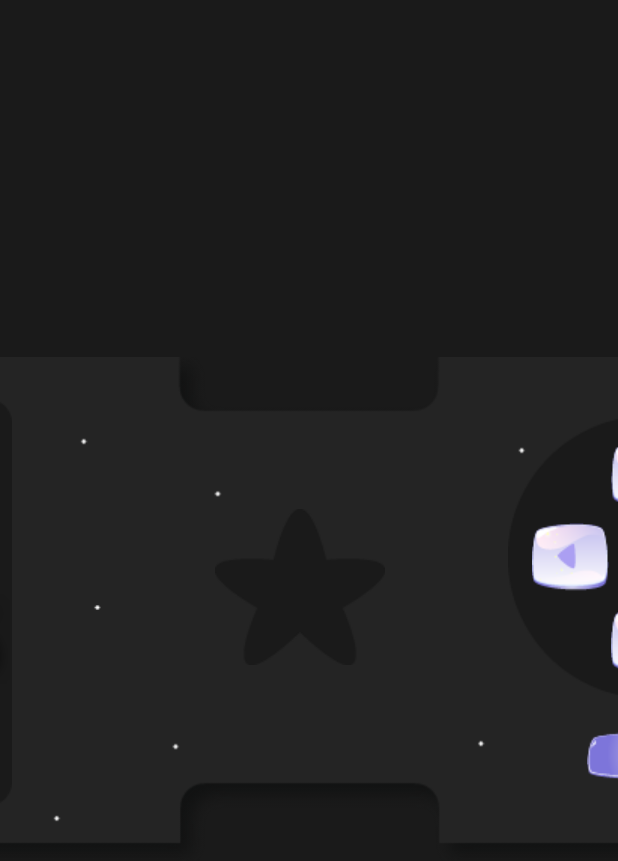
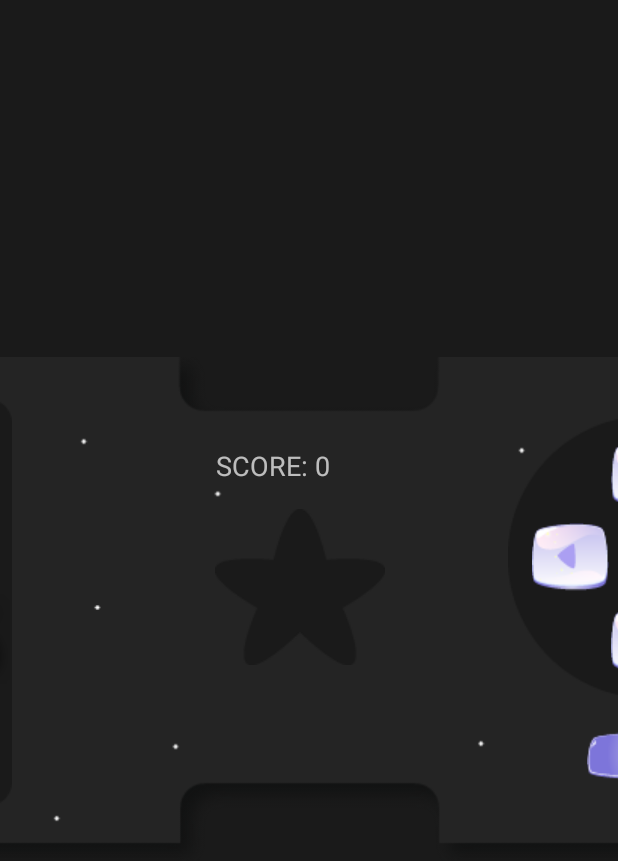
Before and after one commit to nicolaspenagos/client-aliens-vs-humans, an Android app: the ControllerActivity screen opened directly, with no data from a screen before it, on a phone screen of 412 x 824 dp. Shown: the top 861 px of the screen. Run offline under Robolectric (Android 15) with nearby library versions, the phone set to English and light mode, and no system bars; 1 statement that could not run was skipped.

Commit message:
The client node code is finished.

```diff
--- a/app/src/main/java/com/example/client_aliens_vs_humans/ControllerActivity.java
+++ b/app/src/main/java/com/example/client_aliens_vs_humans/ControllerActivity.java
@@ -16,12 +16,14 @@ import android.util.Log;
 import android.view.MotionEvent;
 import android.view.View;
 import android.widget.ImageView;
+import android.widget.TextView;
 
 import com.example.client_aliens_vs_humans.events.OnMessageListener;
 import com.example.client_aliens_vs_humans.model.Player;
 import com.example.client_aliens_vs_humans.tcpmodel.Direction;
 import com.example.client_aliens_vs_humans.tcpmodel.Generic;
 import com.example.client_aliens_vs_humans.tcpmodel.Put;
+import com.example.client_aliens_vs_humans.tcpmodel.Score;
 import com.example.client_aliens_vs_humans.tcpmodel.Star;
 import com.example.client_aliens_vs_humans.tcpmodel.Character;
 import com.google.gson.Gson;
@@ -45,6 +47,7 @@ public class ControllerActivity extends AppCompatActivity implements View.OnTouc
     private ImageView leftArrowButton;
     private ImageView putButton;
     private ImageView starButton;
+    private TextView scoreTextView;
 
     // -------------------------------------
     // Global assets
@@ -76,6 +79,7 @@ public class ControllerActivity extends AppCompatActivity implements View.OnTouc
         leftArrowButton = findViewById(R.id.imageViewLeftArrow);
         putButton = findViewById(R.id.imageViewPut);
         starButton = findViewById(R.id.imageViewStar);
+        scoreTextView = findViewById(R.id.scoreTextView);
 
         player = getIntent().getExtras().getInt("player", 0);
         tcp = TCPConnection.getInstance();
@@ -310,6 +314,14 @@ public class ControllerActivity extends AppCompatActivity implements View.OnTouc
 
                 break;
 
+            case "Score":
+
+                Score score = gson.fromJson(msg, Score.class);
+                int score_ = score.getScore();
+                scoreTextView.setText("SCORE: "+score_);
+
+                break;
+
         }
 
     }
--- a/app/src/main/res/layout/activity_controller.xml
+++ b/app/src/main/res/layout/activity_controller.xml
@@ -136,5 +136,20 @@
             app:layout_constraintTop_toBottomOf="@+id/constraintLayout2"
             app:layout_constraintVertical_bias="0.26"
             app:srcCompat="@drawable/put" />
+
+        <TextView
+            android:id="@+id/scoreTextView"
+            android:layout_width="110dp"
+            android:layout_height="40dp"
+            android:layout_marginStart="166dp"
+            android:layout_marginTop="64dp"
+            android:layout_marginEnd="115dp"
+            android:layout_marginBottom="6dp"
+            android:text="SCORE: 0"
+            android:textSize="18sp"
+            app:layout_constraintBottom_toTopOf="@+id/imageViewStar"
+            app:layout_constraintEnd_toStartOf="@+id/constraintLayout2"
+            app:layout_constraintStart_toEndOf="@+id/constraintLayout"
+            app:layout_constraintTop_toTopOf="parent" />
     </androidx.constraintlayout.widget.ConstraintLayout>
 </androidx.constraintlayout.widget.ConstraintLayout>
```
Also changed, not shown: app/src/main/java/com/example/client_aliens_vs_humans/tcpmodel/Score.java (added, +66 -0 lines).
